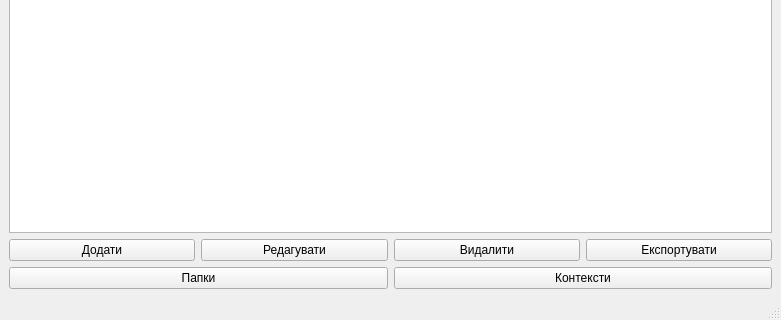
First picture: the form in OOP2Lab/mainwindow.ui, repository IvanAntonchuk/Lab.OOP2, before the edit; both pictures show x 0 to 781 and y 205 to 525 of the 781 by 525 pixel window.
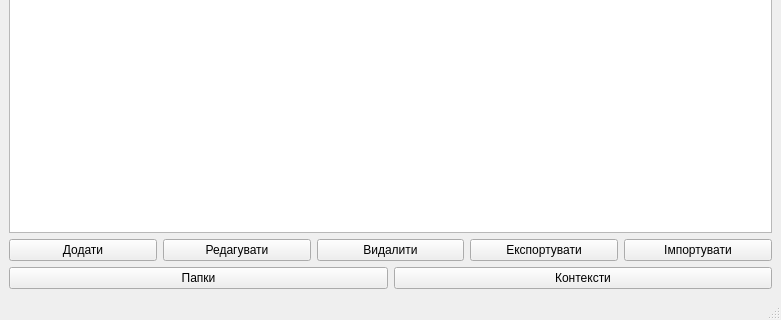
Second picture: the form after the edit.

Commit message: Finalize Import/Export (CSV/JSON support)

```diff
--- a/OOP2Lab/mainwindow.ui
+++ b/OOP2Lab/mainwindow.ui
@@ -80,6 +80,13 @@
         </property>
        </widget>
       </item>
+      <item>
+       <widget class="QPushButton" name="importButton">
+        <property name="text">
+         <string>Імпортувати</string>
+        </property>
+       </widget>
+      </item>
      </layout>
     </item>
     <item>
```
The commit also changes 2 other files.
